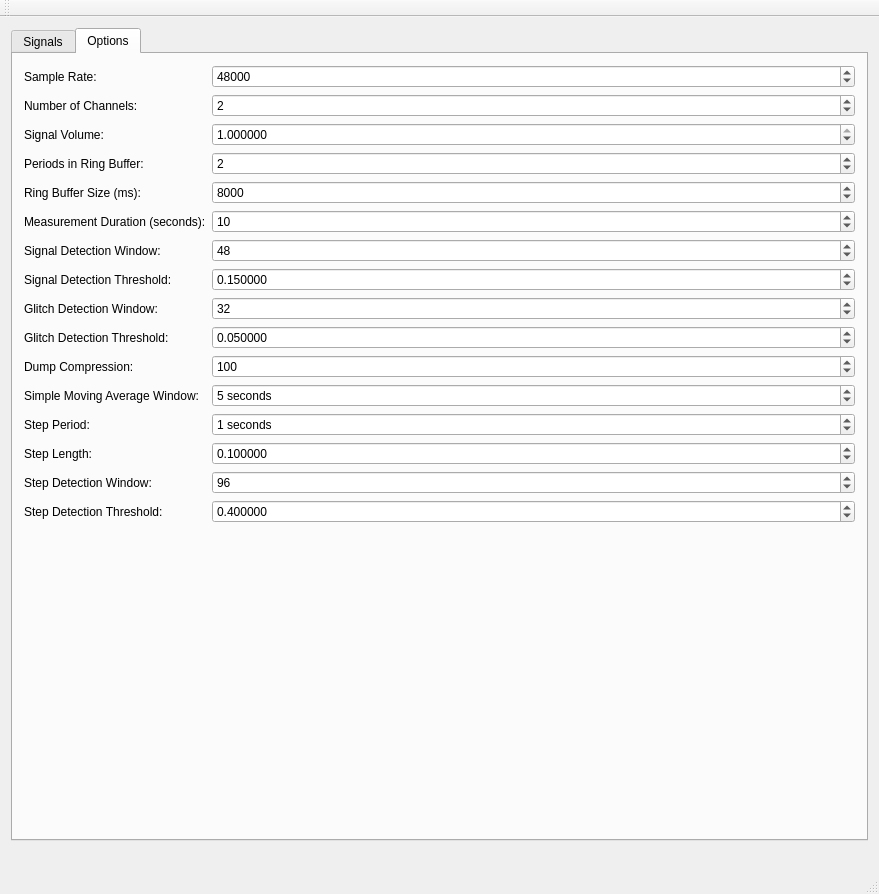
Before: the Qt Designer form src/gui/MainWindow.ui in gavv/signal-estimator, drawn with Qt 5.
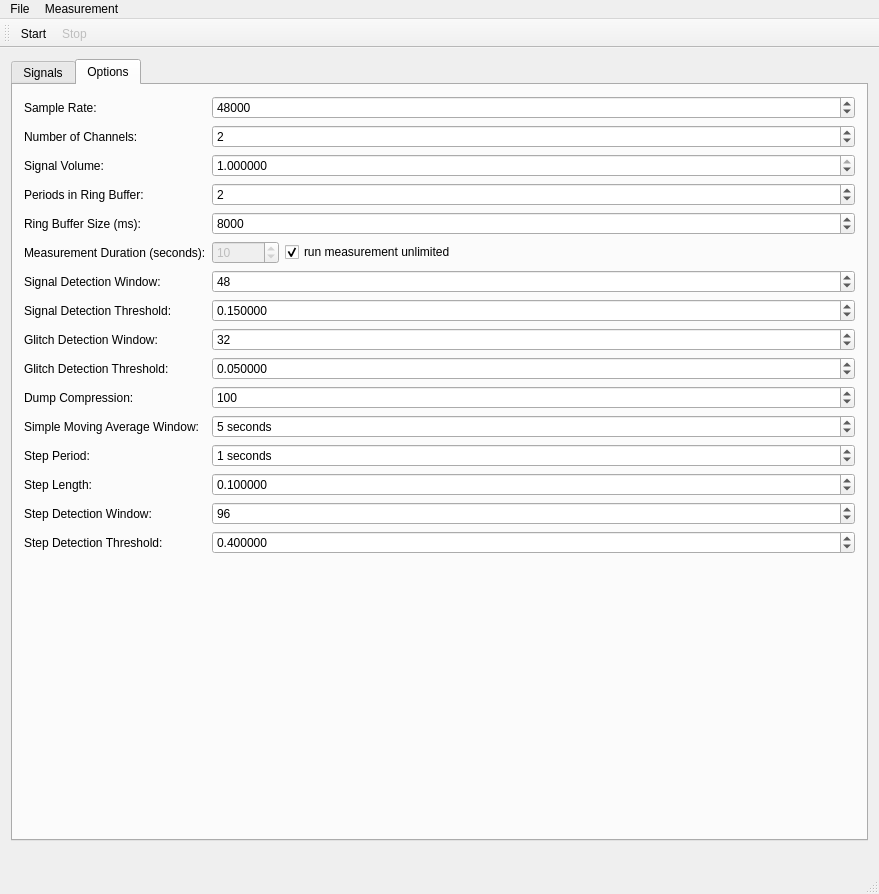
After: the same form once the commit is applied. The open tabs and pages were chosen to show the change. Icons and pictures are not drawn. Custom widgets are drawn as their Qt base class.

```diff
--- a/src/gui/MainWindow.ui
+++ b/src/gui/MainWindow.ui
@@ -535,20 +535,53 @@
          </widget>
         </item>
         <item row="5" column="1">
-         <widget class="QSpinBox" name="Duration">
-          <property name="minimum">
+         <layout class="QHBoxLayout" name="DurationLayout">
+          <property name="margin">
            <number>0</number>
           </property>
-          <property name="maximum">
-           <number>2147483647</number>
-          </property>
-          <property name="singleStep">
-           <number>1</number>
-          </property>
-          <property name="value">
-           <number>10</number>
-          </property>
-         </widget>
+          <item>
+           <widget class="QSpinBox" name="Duration">
+            <property name="minimum">
+             <number>1</number>
+            </property>
+            <property name="maximum">
+             <number>2147483647</number>
+            </property>
+            <property name="singleStep">
+             <number>1</number>
+            </property>
+            <property name="value">
+             <number>10</number>
+            </property>
+            <property name="enabled">
+             <bool>false</bool>
+            </property>
+           </widget>
+          </item>
+          <item>
+           <widget class="QCheckBox" name="DurationCheckBox">
+            <property name="checked">
+             <bool>true</bool>
+            </property>
+            <property name="text">
+             <string>run measurement unlimited</string>
+            </property>
+           </widget>
+          </item>
+          <item>
+           <spacer name="horizontalSpacer">
+            <property name="orientation">
+             <enum>Qt::Horizontal</enum>
+            </property>
+            <property name="sizeHint" stdset="0">
+             <size>
+              <width>40</width>
+              <height>20</height>
+             </size>
+            </property>
+           </spacer>
+          </item>
+         </layout>
         </item>
         <item row="6" column="0">
          <widget class="QLabel" name="Label1_6">
@@ -787,6 +820,21 @@
      <height>26</height>
     </rect>
    </property>
+   <widget class="QMenu" name="menuFile">
+    <property name="title">
+     <string>File</string>
+    </property>
+    <addaction name="actionQuit"/>
+   </widget>
+   <widget class="QMenu" name="menuMeasurement">
+    <property name="title">
+     <string>Measurement</string>
+    </property>
+    <addaction name="actionStart"/>
+    <addaction name="actionStop"/>
+   </widget>
+   <addaction name="menuFile"/>
+   <addaction name="menuMeasurement"/>
   </widget>
   <widget class="QToolBar" name="mainToolBar">
    <attribute name="toolBarArea">
@@ -795,7 +843,51 @@
    <attribute name="toolBarBreak">
     <bool>false</bool>
    </attribute>
+   <addaction name="actionStart"/>
+   <addaction name="actionStop"/>
   </widget>
+  <action name="actionQuit">
+   <property name="text">
+    <string>Quit</string>
+   </property>
+   <property name="toolTip">
+    <string>Quit application</string>
+   </property>
+   <property name="shortcut">
+    <string>Ctrl+Q</string>
+   </property>
+  </action>
+  <action name="actionStart">
+   <property name="text">
+    <string>Start</string>
+   </property>
+   <property name="toolTip">
+    <string>Start measurement (Ctrl+R)</string>
+   </property>
+   <property name="shortcut">
+    <string>Ctrl+R</string>
+   </property>
+   <property name="icon">
+    <iconset>:/images/start.png</iconset>
+   </property>
+  </action>
+  <action name="actionStop">
+   <property name="text">
+    <string>Stop</string>
+   </property>
+   <property name="toolTip">
+    <string>Stop measurement (Ctrl+A)</string>
+   </property>
+   <property name="shortcut">
+    <string>Ctrl+A</string>
+   </property>
+   <property name="enabled">
+    <bool>false</bool>
+   </property>
+   <property name="icon">
+    <iconset>:/images/stop.png</iconset>
+   </property>
+  </action>
   <widget class="QStatusBar" name="statusBar"/>
  </widget>
  <layoutdefault spacing="6" margin="11"/>
```
Left out of the diff: 89 changed lines with no effect on the pictures.
